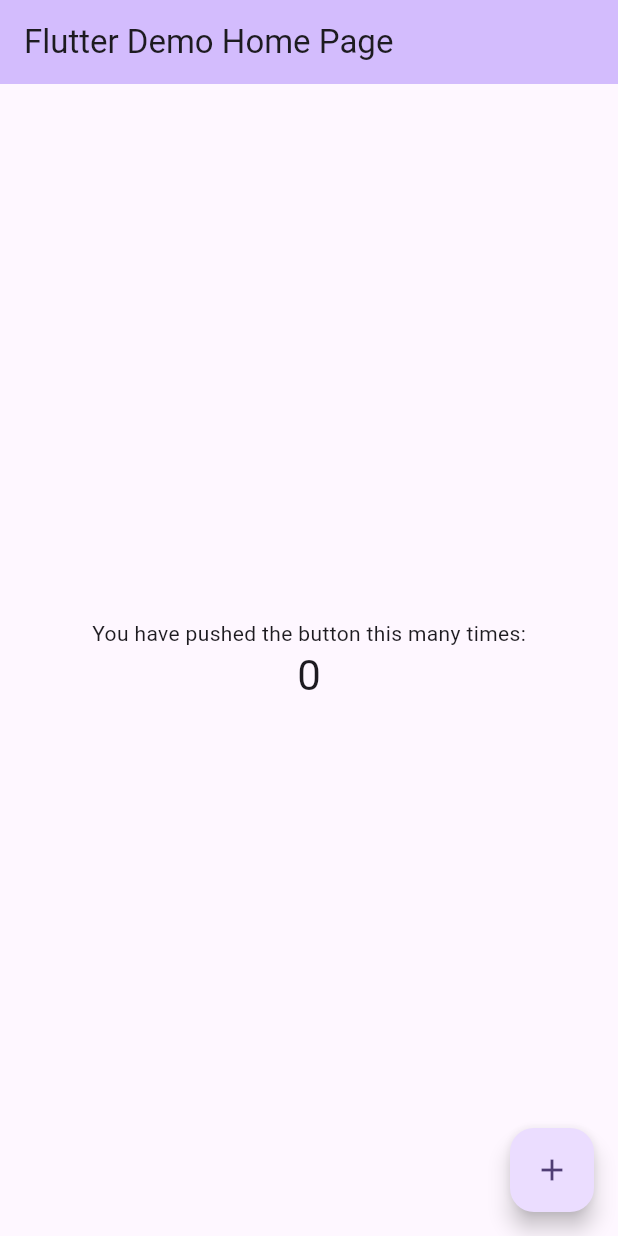
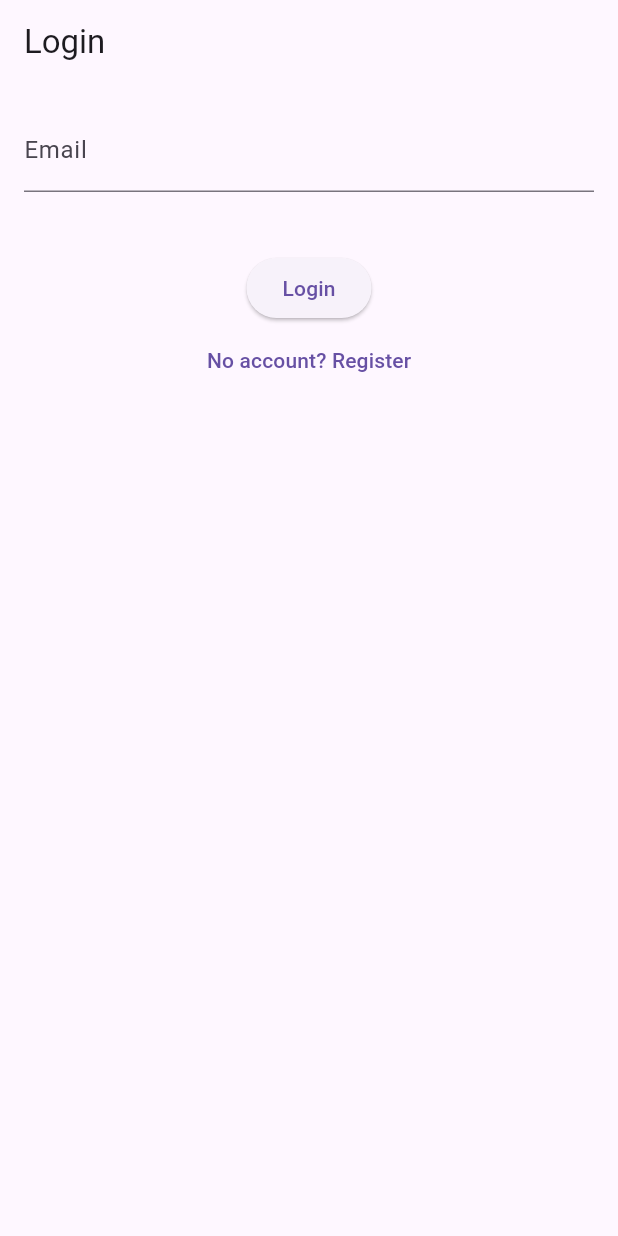
Before and after one commit to MaximSvid/EventManagementFlutter, a Flutter app: the screen it shows after launch, on a phone screen of 412 x 824 dp. Run offline on Flutter 3.47's test engine with Material 3 defaults, Android fonts, the light colour scheme and no system bars; accounts and stored records are empty.

Commit message:
model - event

```diff
--- a/lib/main.dart
+++ b/lib/main.dart
@@ -1,122 +1,30 @@
+import 'package:event_management_flutter/view/auth_screen.dart';
+import 'package:event_management_flutter/viewModel/auth_view_model.dart';
 import 'package:flutter/material.dart';
+import 'package:provider/provider.dart';
 
 void main() {
-  runApp(const MyApp());
+  runApp(MyApp());
 }
 
 class MyApp extends StatelessWidget {
-  const MyApp({super.key});
-
-  // This widget is the root of your application.
   @override
   Widget build(BuildContext context) {
-    return MaterialApp(
-      title: 'Flutter Demo',
-      theme: ThemeData(
-        // This is the theme of your application.
-        //
-        // TRY THIS: Try running your application with "flutter run". You'll see
-        // the application has a purple toolbar. Then, without quitting the app,
-        // try changing the seedColor in the colorScheme below to Colors.green
-        // and then invoke "hot reload" (save your changes or press the "hot
-        // reload" button in a Flutter-supported IDE, or press "r" if you used
-        // the command line to start the app).
-        //
-        // Notice that the counter didn't reset back to zero; the application
-        // state is not lost during the reload. To reset the state, use hot
-        // restart instead.
-        //
-        // This works for code too, not just values: Most code changes can be
-        // tested with just a hot reload.
-        colorScheme: ColorScheme.fromSeed(seedColor: Colors.deepPurple),
+    return ChangeNotifierProvider(
+      create: (context) => AuthViewModel(),
+      child: MaterialApp(
+        title: 'Event Management',
+        theme: ThemeData(
+          primarySwatch: Colors.blue,
+          visualDensity: VisualDensity.adaptivePlatformDensity,
+        ),
+        initialRoute: '/auth',
+        routes: {
+          '/auth': (context) => AuthScreen(),
+          // '/home': (context) => HomeView(),
+          // Добавим остальные маршруты позже
+        },
       ),
-      home: const MyHomePage(title: 'Flutter Demo Home Page'),
     );
   }
 }
-
-class MyHomePage extends StatefulWidget {
-  const MyHomePage({super.key, required this.title});
-
-  // This widget is the home page of your application. It is stateful, meaning
-  // that it has a State object (defined below) that contains fields that affect
-  // how it looks.
-
-  // This class is the configuration for the state. It holds the values (in this
-  // case the title) provided by the parent (in this case the App widget) and
-  // used by the build method of the State. Fields in a Widget subclass are
-  // always marked "final".
-
-  final String title;
-
-  @override
-  State<MyHomePage> createState() => _MyHomePageState();
-}
-
-class _MyHomePageState extends State<MyHomePage> {
-  int _counter = 0;
-
-  void _incrementCounter() {
-    setState(() {
-      // This call to setState tells the Flutter framework that something has
-      // changed in this State, which causes it to rerun the build method below
-      // so that the display can reflect the updated values. If we changed
-      // _counter without calling setState(), then the build method would not be
-      // called again, and so nothing would appear to happen.
-      _counter++;
-    });
-  }
-
-  @override
-  Widget build(BuildContext context) {
-    // This method is rerun every time setState is called, for instance as done
-    // by the _incrementCounter method above.
-    //
-    // The Flutter framework has been optimized to make rerunning build methods
-    // fast, so that you can just rebuild anything that needs updating rather
-    // than having to individually change instances of widgets.
-    return Scaffold(
-      appBar: AppBar(
-        // TRY THIS: Try changing the color here to a specific color (to
-        // Colors.amber, perhaps?) and trigger a hot reload to see the AppBar
-        // change color while the other colors stay the same.
-        backgroundColor: Theme.of(context).colorScheme.inversePrimary,
-        // Here we take the value from the MyHomePage object that was created by
-        // the App.build method, and use it to set our appbar title.
-        title: Text(widget.title),
-      ),
-      body: Center(
-        // Center is a layout widget. It takes a single child and positions it
-        // in the middle of the parent.
-        child: Column(
-          // Column is also a layout widget. It takes a list of children and
-          // arranges them vertically. By default, it sizes itself to fit its
-          // children horizontally, and tries to be as tall as its parent.
-          //
-          // Column has various properties to control how it sizes itself and
-          // how it positions its children. Here we use mainAxisAlignment to
-          // center the children vertically; the main axis here is the vertical
-          // axis because Columns are vertical (the cross axis would be
-          // horizontal).
-          //
-          // TRY THIS: Invoke "debug painting" (choose the "Toggle Debug Paint"
-          // action in the IDE, or press "p" in the console), to see the
-          // wireframe for each widget.
-          mainAxisAlignment: MainAxisAlignment.center,
-          children: <Widget>[
-            const Text('You have pushed the button this many times:'),
-            Text(
-              '$_counter',
-              style: Theme.of(context).textTheme.headlineMedium,
-            ),
-          ],
-        ),
-      ),
-      floatingActionButton: FloatingActionButton(
-        onPressed: _incrementCounter,
-        tooltip: 'Increment',
-        child: const Icon(Icons.add),
-      ), // This trailing comma makes auto-formatting nicer for build methods.
-    );
-  }
-}
--- /dev/null
+++ b/lib/model/event.dart
@@ -0,0 +1,44 @@
+// Modellklasse für ein Event in der Event-Management-Anwendung
+
+import 'package:event_management_flutter/model/user.dart';
+
+class Event {
+  final int id;
+  final String title;
+  final String? description;
+  final DateTime date;
+  final String? location;
+  final int? maxParticipants;
+  final User organizer;
+  final List<EventRegistration>? registrations;
+
+  Event({
+    required this.id,
+    required this.title,
+    this.description,
+    required this.date,
+    this.location,
+    this.maxParticipants,
+    required this.organizer,
+    this.registrations,
+  });
+
+  // Fabrikmethode zum Erstellen eines Event-Objekts aus JSON-Daten
+  factory Event.fromJson(Map<String, dynamic> json) {
+    return Event(
+      id: json['id'],
+      title: json['title'],
+      description: json['description'],
+      date: DateTime.parse(json['date']),
+      location: json['location'],
+      maxParticipants: json['maxParticipants'],
+      organizer: User.fromJson(json['organizer']),
+      registrations:
+          json['registrations'] != null
+              ? (json['registrations'] as List)
+                  .map((e) => EventRegistration.fromJson(e))
+                  .toList()
+              : null,
+    );
+  }
+}
--- /dev/null
+++ b/lib/view/auth_screen.dart
@@ -0,0 +1,147 @@
+// Authentifizierungsbildschirm für Login und Registrierung.
+// Verwaltet die Benutzereingaben und kommuniziert mit dem AuthViewModel.
+
+import 'package:event_management_flutter/viewModel/auth_view_model.dart'; // Importiert das AuthViewModel für die Authentifizierung
+import 'package:flutter/material.dart'; // Importiert Flutter-spezifische Widgets und Klassen
+import 'package:provider/provider.dart'; // Importiert Provider für das State Management
+
+class AuthScreen extends StatefulWidget {
+  @override
+  _AuthScreenState createState() => _AuthScreenState();
+}
+
+class _AuthScreenState extends State<AuthScreen> {
+  bool _isLogin = true; // Gibt an, ob sich der Benutzer im Login- oder Registrierungsmodus befindet
+  final _formKey = GlobalKey<FormState>(); // Schlüssel für das Formular zur Validierung
+  final _userNameController = TextEditingController(); // Controller für das Benutzernamenfeld
+  final _emailController = TextEditingController(); // Controller für das E-Mail-Feld
+  String? _selectedRole; // Speichert die ausgewählte Rolle
+
+  @override
+  void dispose() {
+    // Gibt die Controller frei, wenn das Widget entfernt wird
+    _userNameController.dispose();
+    _emailController.dispose();
+    super.dispose();
+  }
+
+  // Wechselt zwischen Login- und Registrierungsmodus
+  void _switchAuthMode() {
+    setState(() {
+      _isLogin = !_isLogin;
+      _formKey.currentState?.reset();
+      _userNameController.clear();
+      _emailController.clear();
+      _selectedRole = null;
+    });
+  }
+
+  // Sendet das Formular ab und ruft die entsprechende Methode im ViewModel auf
+  void _submit(BuildContext context) async {
+    if (_formKey.currentState!.validate()) {
+      final authViewModel = Provider.of<AuthViewModel>(context, listen: false);
+
+      if (_isLogin) {
+        await authViewModel.login(_emailController.text);
+      } else {
+        await authViewModel.register(
+          _userNameController.text,
+          _emailController.text,
+          _selectedRole!,
+        );
+      }
+
+      // Bei erfolgreicher Authentifizierung zur Startseite navigieren
+      if (authViewModel.currentUser != null) {
+        Navigator.pushReplacementNamed(context, '/home');
+      }
+    }
+  }
+
+  @override
+  Widget build(BuildContext context) {
+    // Baut das UI für den Authentifizierungsbildschirm
+    return ChangeNotifierProvider(
+      create: (_) => AuthViewModel(), // Stellt das AuthViewModel bereit
+      child: Scaffold(
+        appBar: AppBar(title: Text(_isLogin ? 'Login' : 'Registration')),
+        body: Consumer<AuthViewModel>(
+          builder: (context, viewModel, child) {
+            return Padding(
+              padding: const EdgeInsets.all(16.0),
+              child: Form(
+                key: _formKey,
+                child: Column(
+                  children: [
+                    if (!_isLogin)
+                      TextFormField(
+                        controller: _userNameController,
+                        decoration: InputDecoration(labelText: 'Username'),
+                        validator: (value) {
+                          if (value == null || value.isEmpty) {
+                            return 'Please enter your username';
+                          }
+                          return null;
+                        },
+                      ),
+                    TextFormField(
+                      controller: _emailController,
+                      decoration: InputDecoration(labelText: 'Email'),
+                      validator: (value) {
+                        if (value == null || value.isEmpty) {
+                          return 'Please enter your email';
+                        }
+                        return null;
+                      },
+                    ),
+                    if (!_isLogin)
+                      DropdownButtonFormField<String>(
+                        value: _selectedRole,
+                        decoration: InputDecoration(labelText: 'Role'),
+                        items: [
+                          DropdownMenuItem(
+                            value: 'ORGANIZER',
+                            child: Text('ORGANIZER'),
+                          ),
+                          DropdownMenuItem(
+                            value: 'PARTICIPANT',
+                            child: Text('PARTICIPANT'),
+                          ),
+                        ],
+                        onChanged: (value) {
+                          setState(() {
+                            _selectedRole = value;
+                          });
+                        },
+                        validator: (value) {
+                          if (value == null || value.isEmpty) {
+                            return 'Please select your role';
+                          }
+                          return null;
+                        },
+                      ),
+                    SizedBox(height: 20),
+                    if (viewModel.isLoading) CircularProgressIndicator(), // Zeigt einen Ladeindikator während der Authentifizierung
+                    if (viewModel.errorMessage != null)
+                      Text(viewModel.errorMessage!, style: TextStyle(color: Colors.red)), // Zeigt Fehlermeldungen an
+                    SizedBox(height: 20),
+                    ElevatedButton(
+                      onPressed: viewModel.isLoading ? null : () => _submit(context),
+                      child: Text(_isLogin ? 'Login' : 'Register'),
+                    ),
+                    TextButton(
+                      onPressed: _switchAuthMode,
+                      child: Text(_isLogin
+                          ? 'No account? Register'
+                          : 'Already have an account? Login'),
+                    ),
+                  ],
+                ),
+              ),
+            );
+          },
+        ),
+      ),
+    );
+  }
+}
```
Also changed, not shown: lib/view/home_view.dart (added), pubspec.lock, 3 other files.
